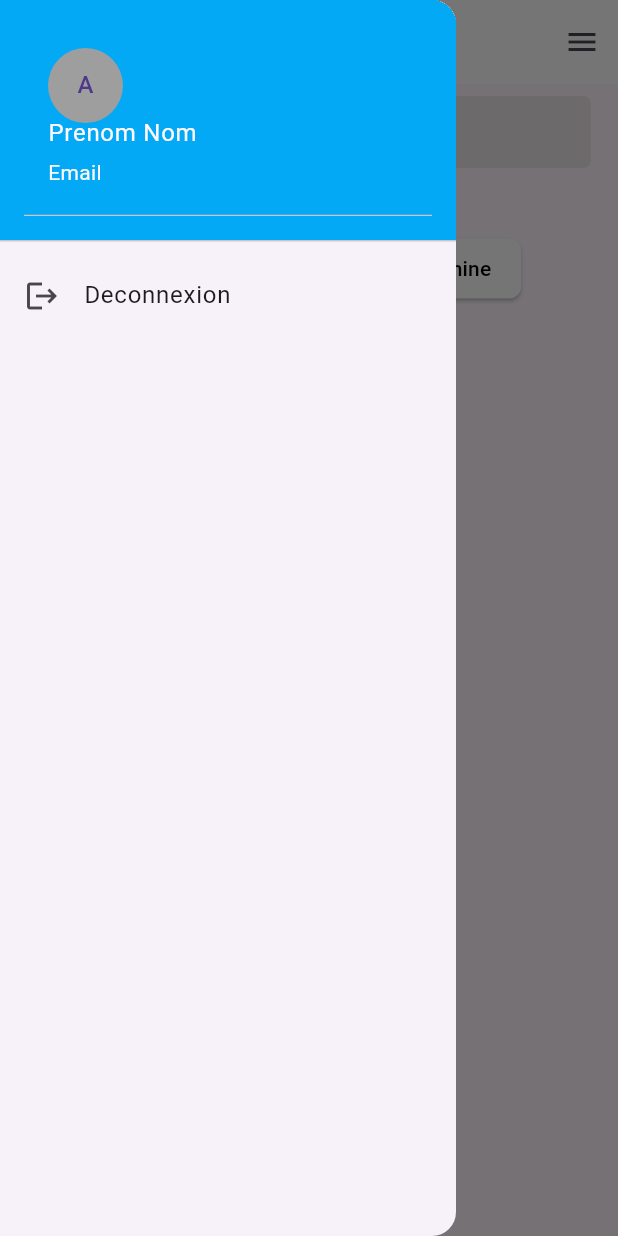
After one commit to Ibrahima-Lam/liste_des_taches, a Flutter app: the ListePage screen opened directly, with the side drawer open, on a phone screen of 412 x 824 dp. The commit adds this screen. Run offline on Flutter 3.47's test engine with Material 3 defaults, Android fonts, the light colour scheme and no system bars; our stand-ins replace cloud_firestore, firebase_auth, firebase_core, shared_preferences; accounts and stored records are empty; network calls fail.

Commit message:
commit 07jan

```diff
--- a/lib/form_page.dart
+++ b/lib/form_page.dart
@@ -81,9 +81,7 @@ class _FormPageState extends State<FormPage>
 
   @override
   Widget build(BuildContext context) {
-    return MaterialApp(
-      debugShowCheckedModeBanner: false,
-      home: Scaffold(
+    return Scaffold(
       appBar: AppBar(
         backgroundColor: Colors.white,
         leading: Container(
@@ -212,7 +210,6 @@ class _FormPageState extends State<FormPage>
             etatAvancementGroupe(),
             submitGroupe(),
           ],
-          ),
         ),
       ),
     );
--- a/lib/liste.dart
+++ b/lib/liste.dart
@@ -1,6 +1,7 @@
 import 'package:flutter/material.dart';
 import 'package:liste_des_taches/service/tache_service.dart';
 import 'package:liste_des_taches/taches/tache.dart';
+import 'package:liste_des_taches/widget/drawer_widget.dart';
 import 'package:liste_des_taches/widget/popupmenu_widget.dart';
 import 'package:liste_des_taches/widget/tache_widget.dart';
 
@@ -53,14 +54,12 @@ class _ListePageState extends State<ListePage> {
 
   @override
   Widget build(BuildContext context) {
-    return MaterialApp(
-      debugShowCheckedModeBanner: false,
-      home: Scaffold(
+    return Scaffold(
       appBar: AppBar(
         backgroundColor: Colors.white,
-          leading: Container(
-            margin: const EdgeInsets.only(left: 20),
-            child: const CircleAvatar(
+        leading: IconButton(
+          onPressed: () => Scaffold.of(context).openDrawer(),
+          icon: const CircleAvatar(
             backgroundColor: Colors.grey,
             child: Text('A'),
           ),
@@ -107,7 +106,7 @@ class _ListePageState extends State<ListePage> {
                       query = val;
                     });
                   },
-                    decoration: InputDecoration(
+                  decoration: const InputDecoration(
                     prefixIcon: Icon(Icons.search_outlined),
                     border: InputBorder.none,
                     hintText: "taper le nom d'une tache",
@@ -185,7 +184,7 @@ class _ListePageState extends State<ListePage> {
           ),
         ),
       )),
-      ),
+      drawer: DrawerWidget(),
     );
   }
 
--- /dev/null
+++ b/lib/widget/drawer_widget.dart
@@ -0,0 +1,56 @@
+import 'package:flutter/material.dart';
+import 'package:liste_des_taches/service/storage_sevice.dart';
+
+// ignore: must_be_immutable
+class DrawerWidget extends StatefulWidget {
+  DrawerWidget({super.key});
+
+  @override
+  State<DrawerWidget> createState() => _DrawerWidgetState();
+}
+
+class _DrawerWidgetState extends State<DrawerWidget> {
+  String email = 'Email';
+  Future<void> _getUserFromStorage() async {
+    final Map<String, String?> data = await StorageService().getData();
+    email = data['email']!;
+  }
+
+  @override
+  void initState() {
+    super.initState();
+    StorageService().getData().then((value) {
+      email = value['email']!;
+    });
+  }
+
+  @override
+  Widget build(BuildContext context) {
+    return Drawer(
+      child: ListView(
+        children: [
+          DrawerHeader(
+            decoration: BoxDecoration(color: Colors.lightBlue),
+            child: UserAccountsDrawerHeader(
+              decoration: BoxDecoration(color: Colors.lightBlue),
+              accountName: const Text("Prenom Nom"),
+              accountEmail: Text(email),
+              currentAccountPictureSize: const Size.square(50),
+              currentAccountPicture: const CircleAvatar(
+                backgroundColor: Colors.grey,
+                child: Text('A'),
+              ),
+            ),
+          ),
+          ListTile(
+            leading: Icon(Icons.logout),
+            title: Text('Deconnexion'),
+            onTap: () {
+              Navigator.pop(context);
+            },
+          )
+        ],
+      ),
+    );
+  }
+}
--- a/lib/widget/popupmenu_widget.dart
+++ b/lib/widget/popupmenu_widget.dart
@@ -27,18 +27,18 @@ class PopupMenuWidget extends StatelessWidget {
               PopupMenuItem(
                 child: Text('Ajouter une Tache'),
                 onTap: () async {
-                  StorageService().setData(email: '', password: '');
                   await Navigator.of(contxt)
                       .push(MaterialPageRoute(builder: (contxt) => FormPage()));
                   onTap!();
                 },
               ),
-              /*  PopupMenuItem(
+              PopupMenuItem(
                 child: Text('Deconnexion'),
                 onTap: () async {
+                  StorageService().setData(email: '', password: '');
                   Navigator.pop(context);
                 },
-              ), */
+              ),
             ]);
   }
 }
```
Also changed, not shown: lib/login_page.dart (+12 -7 lines), lib/widget/tache_widget.dart (+10 -7 lines). Lines whose indentation alone changed are shown as unchanged.
